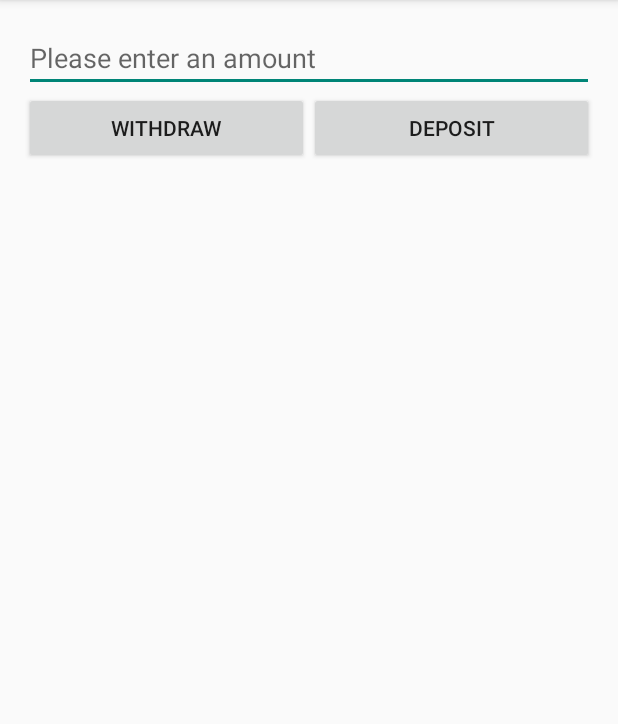
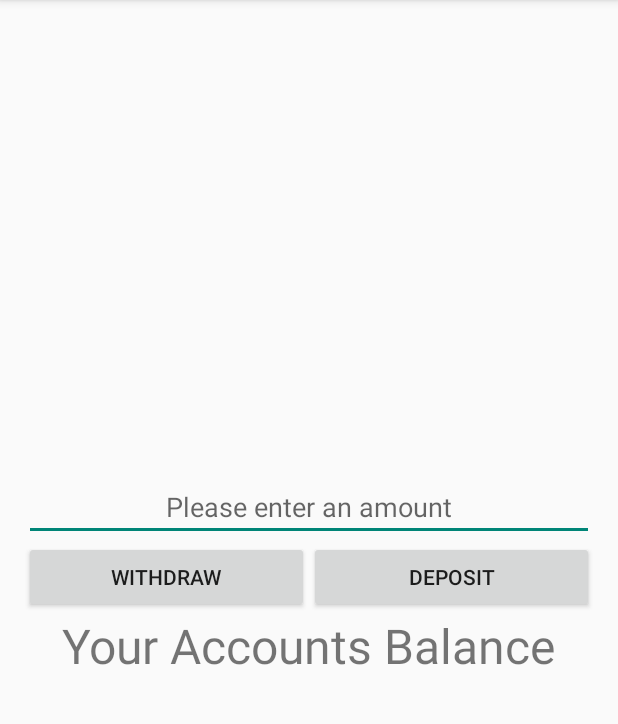
Before and after one commit to PaulJSmith/MyBank, an Android app: the screen it shows after launch (MainActivity), on a phone screen of 412 x 824 dp, the part 84-808 px from its top. Run offline under Robolectric (Android 15) with nearby library versions, the phone set to English and light mode, and no system bars.

Commit message:
check it out

```diff
--- a/app/src/main/res/layout/activity_main.xml
+++ b/app/src/main/res/layout/activity_main.xml
@@ -3,6 +3,7 @@
     android:layout_width="match_parent"
     android:layout_height="match_parent"
     android:orientation="vertical"
+    android:gravity="center"
     android:paddingBottom="@dimen/activity_vertical_margin"
     android:paddingLeft="@dimen/activity_horizontal_margin"
     android:paddingRight="@dimen/activity_horizontal_margin"
@@ -10,6 +11,7 @@
     tools:context=".MainActivity">
 
     <EditText
+        android:gravity="center"
         android:layout_width="match_parent"
         android:layout_height="wrap_content"
         android:hint="@string/amount_hint" />
@@ -33,4 +35,10 @@
 
     </LinearLayout>
 
+    <TextView
+        android:textSize="32sp"
+        android:layout_width="wrap_content"
+        android:layout_height="wrap_content"
+        android:text="@string/balance_placeholder" />
+
 </LinearLayout>
--- a/app/src/main/res/values/strings.xml
+++ b/app/src/main/res/values/strings.xml
@@ -2,6 +2,7 @@
     <string name="app_name">MyBank</string>
     <string name="withdraw">Withdraw</string>
     <string name="deposit">Deposit</string>
+    <string name="balance_placeholder">Your Account"s Balance</string>
 
     <string name="hello_world">Hello world!</string>
     <string name="action_settings">Settings</string>
```
